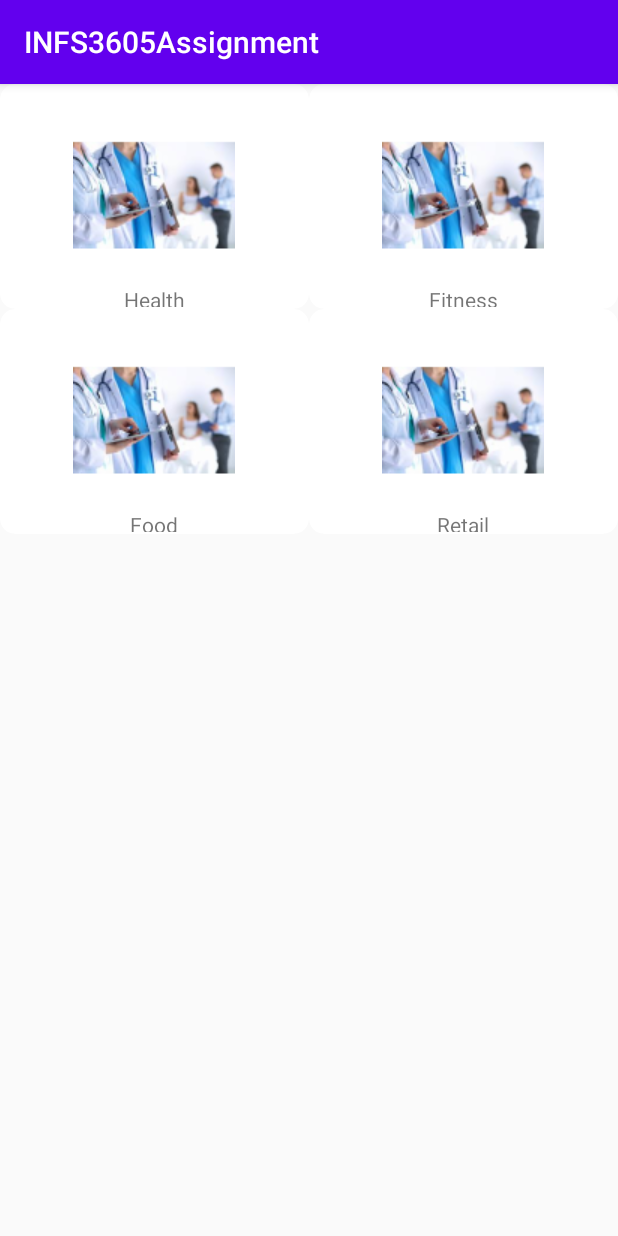
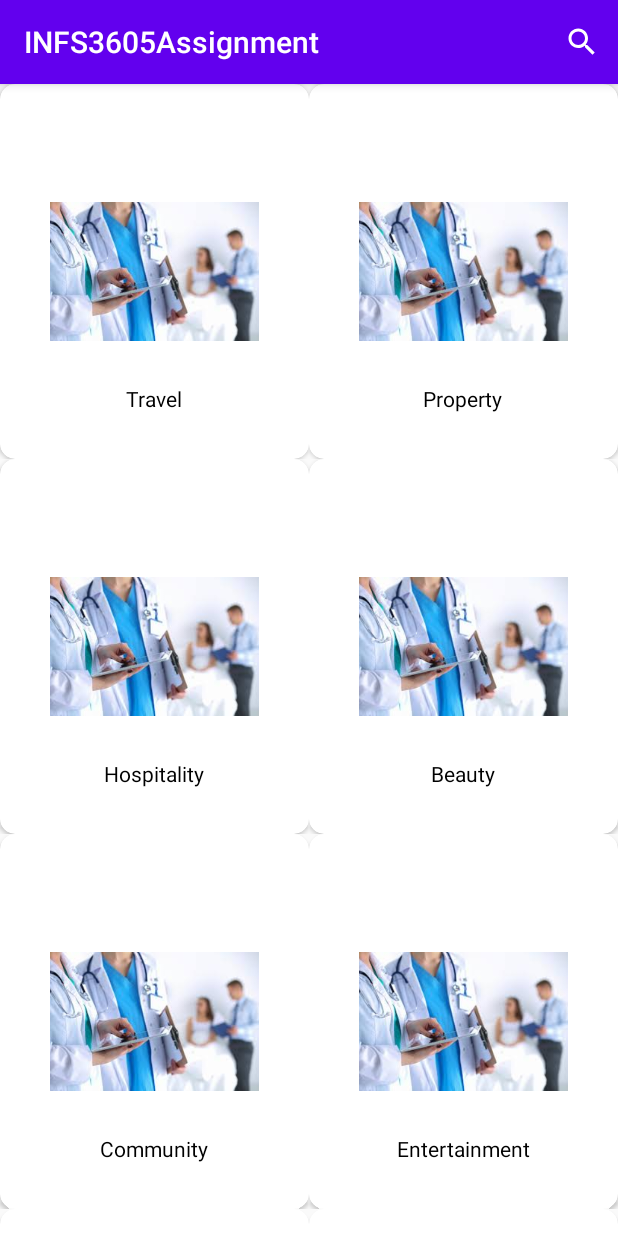
Before and after one commit to EmmaStyles/INFS3605Assignment, an Android app: the screen it shows after launch (MainActivity), on a phone screen of 412 x 824 dp. Run offline under Robolectric (Android 15) with nearby library versions, the phone set to English and light mode, and no system bars.

Commit message:
recommitting - main activity recycler view and search function

```diff
--- a/app/src/main/java/com/infs3605/infs3605/IndustryClass.java
+++ b/app/src/main/java/com/infs3605/infs3605/IndustryClass.java
@@ -7,7 +7,7 @@
         this.industryName = industryName;
     }
 
-        public String getIndustryName() {
+    public String getIndustryName() {
         return industryName;
     }
 
--- a/app/src/main/java/com/infs3605/infs3605/MainActivity.java
+++ b/app/src/main/java/com/infs3605/infs3605/MainActivity.java
@@ -5,13 +5,18 @@
 import androidx.recyclerview.widget.RecyclerView;
 
 import android.os.Bundle;
+import android.view.Menu;
+import android.view.MenuInflater;
+import android.view.MenuItem;
+import android.view.inputmethod.EditorInfo;
+import android.widget.SearchView;
 
 import java.util.ArrayList;
 
 //hello im commenting in the main activity
 public class MainActivity extends AppCompatActivity {
     private RecyclerView recyclerView;
-    private RecyclerView.Adapter mAdapter;
+    private MainActivityAdapter mAdapter;
     private RecyclerView.LayoutManager layoutManager;
     ArrayList<IndustryClass> myDataset = new ArrayList<IndustryClass>();
 
@@ -29,16 +34,47 @@
         layoutManager  = new GridLayoutManager(getApplicationContext(),2);
         recyclerView.setLayoutManager(layoutManager);
 
+        myDataset.add(new IndustryClass("Travel"));
+        myDataset.add(new IndustryClass("Property"));
+        myDataset.add(new IndustryClass("Hospitality"));
+        myDataset.add(new IndustryClass("Beauty"));
+        myDataset.add(new IndustryClass("Community"));
+        myDataset.add(new IndustryClass("Entertainment"));
         myDataset.add(new IndustryClass("Health"));
-        myDataset.add(new IndustryClass("Fitness"));
-        myDataset.add(new IndustryClass("Food"));
+        myDataset.add(new IndustryClass("Sport"));
         myDataset.add(new IndustryClass("Retail"));
+
+
 
 
         mAdapter = new MainActivityAdapter(myDataset);
         recyclerView.setAdapter(mAdapter);
 
+    }
 
+    @Override
+    public boolean onCreateOptionsMenu(Menu menu) {
+        MenuInflater inflater = getMenuInflater();
+        inflater.inflate(R.menu.search_function, menu);
 
+        MenuItem searchItem = menu.findItem(R.id.action_search);
+        SearchView searchView = (SearchView) searchItem.getActionView();
+
+        searchView.setImeOptions(EditorInfo.IME_ACTION_DONE);
+
+        searchView.setOnQueryTextListener(new SearchView.OnQueryTextListener() {
+            @Override
+            public boolean onQueryTextSubmit(String s) {
+                // not doing anything here since we want the list to be filtered in real time
+                return false;
+            }
+
+            @Override
+            public boolean onQueryTextChange(String s) {
+                mAdapter.getFilter().filter(s);
+                return false;
+            }
+        });
+        return true;
     }
 }
--- /dev/null
+++ b/app/src/main/res/drawable/ic_search.xml
@@ -0,0 +1,5 @@
+<vector android:height="24dp" android:tint="#FFFFFF"
+    android:viewportHeight="24" android:viewportWidth="24"
+    android:width="24dp" xmlns:android="http://schemas.android.com/apk/res/android">
+    <path android:fillColor="@android:color/white" android:pathData="M15.5,14h-0.79l-0.28,-0.27C15.41,12.59 16,11.11 16,9.5 16,5.91 13.09,3 9.5,3S3,5.91 3,9.5 5.91,16 9.5,16c1.61,0 3.09,-0.59 4.23,-1.57l0.27,0.28v0.79l5,4.99L20.49,19l-4.99,-5zM9.5,14C7.01,14 5,11.99 5,9.5S7.01,5 9.5,5 14,7.01 14,9.5 11.99,14 9.5,14z"/>
+</vector>
--- a/app/src/main/res/layout/activity_main.xml
+++ b/app/src/main/res/layout/activity_main.xml
@@ -8,6 +8,11 @@
     android:layout_height="match_parent"
     tools:context=".MainActivity"
     android:orientation="vertical">
+
+    <ImageView
+        android:layout_width="wrap_content"
+        android:layout_height="wrap_content"/>
+<!--        android:src="@drawable/logo"/>-->
 
     <androidx.recyclerview.widget.RecyclerView
         android:layout_width="match_parent"
--- a/app/src/main/res/layout/main_activity_recycler_view.xml
+++ b/app/src/main/res/layout/main_activity_recycler_view.xml
@@ -7,7 +7,7 @@
 
     <androidx.cardview.widget.CardView
         android:layout_width="match_parent"
-        android:layout_height="150dp"
+        android:layout_height="250dp"
         android:id="@+id/cardView"
         app:cardCornerRadius="10dp"
         app:cardElevation="@dimen/cardview_default_elevation"
@@ -20,8 +20,8 @@
             android:layout_gravity="center">
 
             <ImageView
-                android:layout_width="wrap_content"
-                android:layout_height="wrap_content"
+                android:layout_width="150dp"
+                android:layout_height="150dp"
                 android:layout_centerInParent="true"
                 android:padding="5dp"
                 android:src="@drawable/health_industry"
@@ -33,6 +33,7 @@
                 android:layout_centerHorizontal="true"
                 android:layout_below="@+id/imageView"
                 android:text="Health"
+                android:textColor="@color/black"
                 android:id="@+id/industryName"/>
 
         </RelativeLayout>
--- /dev/null
+++ b/app/src/main/res/menu/search_function.xml
@@ -0,0 +1,11 @@
+<?xml version="1.0" encoding="utf-8"?>
+<menu xmlns:android="http://schemas.android.com/apk/res/android"
+    xmlns:app="http://schemas.android.com/apk/res-auto">
+
+    <item android:id="@+id/action_search"
+        android:icon="@drawable/ic_search"
+        android:title="Search"
+        app:showAsAction="ifRoom|collapseActionView"
+        app:actionViewClass="android.widget.SearchView"/>
+
+</menu>
--- a/app/src/main/res/mipmap-anydpi-v26/ic_launcher.xml
+++ b/app/src/main/res/mipmap-anydpi-v26/ic_launcher.xml
@@ -1,5 +1,5 @@
 <?xml version="1.0" encoding="utf-8"?>
 <adaptive-icon xmlns:android="http://schemas.android.com/apk/res/android">
     <background android:drawable="@drawable/ic_launcher_background"/>
-    <foreground android:drawable="@mipmap/health_industry"/>
+<!--    <foreground android:drawable="@mipmap/health_industry"/>-->
 </adaptive-icon>
--- a/app/src/main/res/mipmap-anydpi-v26/ic_launcher_round.xml
+++ b/app/src/main/res/mipmap-anydpi-v26/ic_launcher_round.xml
@@ -1,5 +1,5 @@
 <?xml version="1.0" encoding="utf-8"?>
 <adaptive-icon xmlns:android="http://schemas.android.com/apk/res/android">
     <background android:drawable="@drawable/ic_launcher_background"/>
-    <foreground android:drawable="@mipmap/health_industry"/>
+
 </adaptive-icon>
--- a/app/src/main/res/values/colors.xml
+++ b/app/src/main/res/values/colors.xml
@@ -3,4 +3,5 @@
     <color name="colorPrimary">#6200EE</color>
     <color name="colorPrimaryDark">#3700B3</color>
     <color name="colorAccent">#03DAC5</color>
+    <color name="black">#000000</color>
 </resources>
```
Also changed, not shown: app/src/main/java/com/infs3605/infs3605/MainActivityAdapter.java (+41 -6 lines), app/src/main/res/drawable/health_industry.jpg (added), app/src/main/res/drawable/health_industry.png (deleted). Lines whose indentation alone changed are shown as unchanged.
